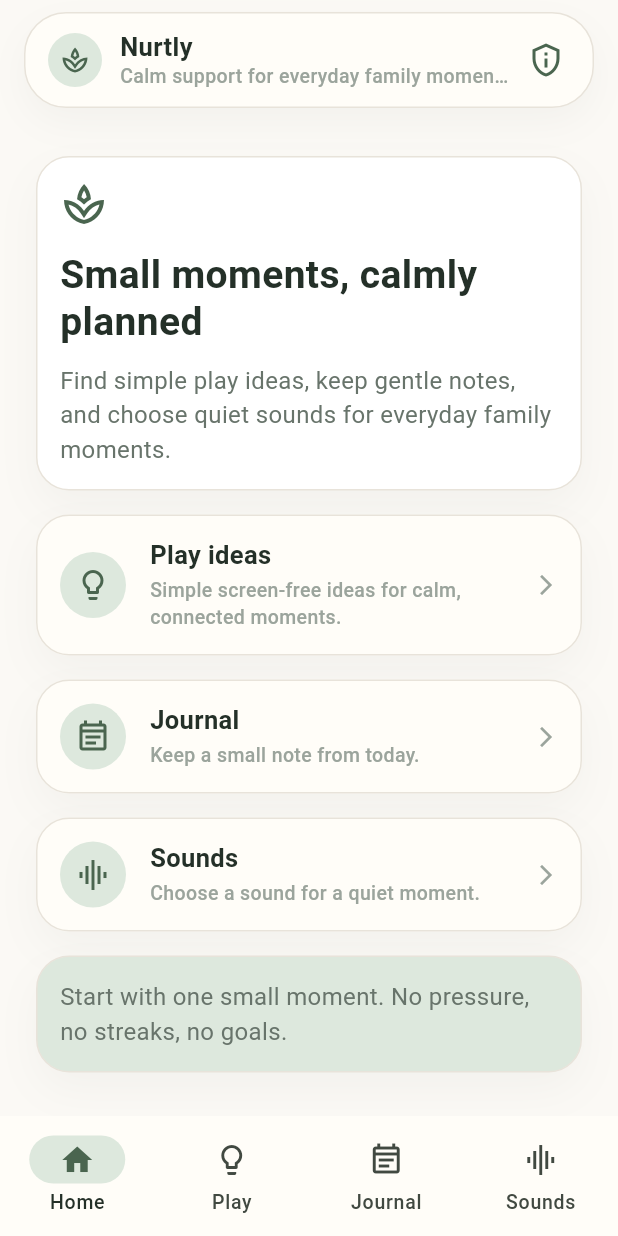
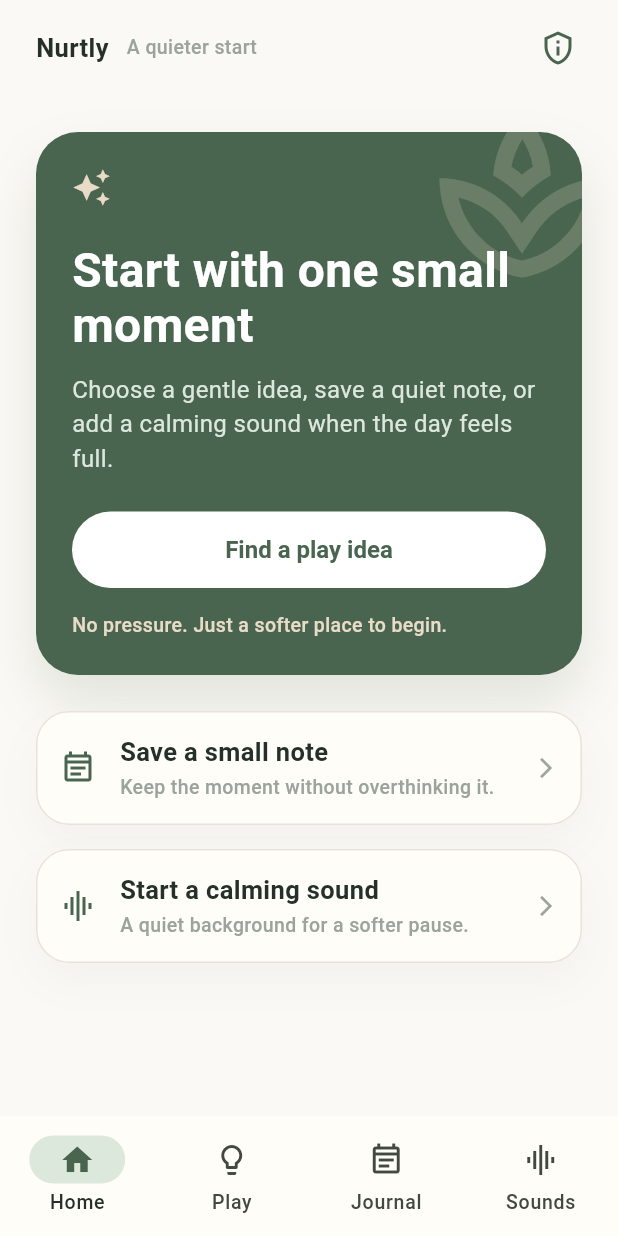
Before and after one commit to lukexd09/nurtly-app, a Flutter app: the screen it shows after launch, on a phone screen of 412 x 824 dp. Run offline on Flutter 3.47's test engine with Material 3 defaults, Android fonts, the phone set to English and light mode, and no system bars.

Commit message:
Refine Home premium feel

```diff
--- a/app/lib/core/navigation/app_shell.dart
+++ b/app/lib/core/navigation/app_shell.dart
@@ -7,7 +7,6 @@ import '../../features/play/play_screen.dart';
 import '../../features/privacy/privacy_data_screen.dart';
 import '../../features/sounds/sounds_screen.dart';
 import '../theme/app_colors.dart';
-import '../theme/app_radii.dart';
 import '../theme/app_spacing.dart';
 import '../theme/app_text_styles.dart';
 import 'app_tab.dart';
@@ -81,62 +80,23 @@ class _ShellTopBar extends StatelessWidget {
       bottom: false,
       child: Padding(
         padding: const EdgeInsets.fromLTRB(
-          AppSpacing.md,
+          AppSpacing.lg,
           AppSpacing.xs,
           AppSpacing.md,
           AppSpacing.xs,
         ),
-        child: DecoratedBox(
-          decoration: BoxDecoration(
-            color: AppColors.surface,
-            borderRadius: AppRadii.panelRadius,
-            border: Border.all(color: AppColors.borderSoft),
-            boxShadow: [
-              BoxShadow(
-                color: AppColors.textPrimary.withAlpha(10),
-                blurRadius: 20,
-                offset: const Offset(0, 10),
-              ),
-            ],
-          ),
-          child: Padding(
-            padding: const EdgeInsets.fromLTRB(
-              AppSpacing.md,
-              AppSpacing.xs,
-              AppSpacing.xs,
-              AppSpacing.xs,
-            ),
         child: Row(
           children: [
-                Container(
-                  width: 36,
-                  height: 36,
-                  decoration: const BoxDecoration(
-                    color: AppColors.primarySoft,
-                    shape: BoxShape.circle,
-                  ),
-                  child: const Icon(
-                    Icons.spa_outlined,
-                    color: AppColors.primary,
-                    size: 20,
-                  ),
-                ),
+            const Text(appName, style: AppTextStyles.cardTitle),
             const SizedBox(width: AppSpacing.sm),
             Expanded(
-                  child: Column(
-                    crossAxisAlignment: CrossAxisAlignment.start,
-                    mainAxisSize: MainAxisSize.min,
-                    children: [
-                      Text(appName, style: AppTextStyles.cardTitle),
-                      Text(
+              child: Text(
                 currentTab == AppTab.home
-                            ? 'Calm support for everyday family moments'
+                    ? 'A quieter start'
                     : currentTab.label,
                 maxLines: 1,
                 overflow: TextOverflow.ellipsis,
                 style: AppTextStyles.caption,
-                      ),
-                    ],
               ),
             ),
             IconButton(
@@ -154,8 +114,6 @@ class _ShellTopBar extends StatelessWidget {
           ],
         ),
       ),
-        ),
-      ),
     );
   }
 }
--- a/app/lib/features/home/home_screen.dart
+++ b/app/lib/features/home/home_screen.dart
@@ -2,9 +2,9 @@ import 'package:flutter/material.dart';
 
 import '../../core/navigation/app_tab.dart';
 import '../../core/theme/app_colors.dart';
+import '../../core/theme/app_radii.dart';
 import '../../core/theme/app_spacing.dart';
 import '../../core/theme/app_text_styles.dart';
-import '../../core/widgets/nurtly_card.dart';
 import '../../core/widgets/tappable_nurtly_card.dart';
 
 class HomeScreen extends StatelessWidget {
@@ -20,36 +20,22 @@ class HomeScreen extends StatelessWidget {
     return ListView(
       padding: const EdgeInsets.all(AppSpacing.lg),
       children: [
-        const _HomeHero(),
-        const SizedBox(height: AppSpacing.md),
-        _HomeQuickLink(
-          title: 'Play ideas',
-          subtitle: 'Simple screen-free ideas for calm, connected moments.',
-          icon: Icons.lightbulb_outline,
+        _HomeHero(
           onTap: () => onSelectTab(AppTab.play),
         ),
-        const SizedBox(height: AppSpacing.md),
+        const SizedBox(height: AppSpacing.lg),
         _HomeQuickLink(
-          title: 'Journal',
-          subtitle: 'Keep a small note from today.',
+          title: 'Save a small note',
+          subtitle: 'Keep the moment without overthinking it.',
           icon: Icons.event_note_outlined,
           onTap: () => onSelectTab(AppTab.journal),
         ),
         const SizedBox(height: AppSpacing.md),
         _HomeQuickLink(
-          title: 'Sounds',
-          subtitle: 'Choose a sound for a quiet moment.',
+          title: 'Start a calming sound',
+          subtitle: 'A quiet background for a softer pause.',
           icon: Icons.graphic_eq,
           onTap: () => onSelectTab(AppTab.sounds),
-        ),
-        const SizedBox(height: AppSpacing.md),
-        const NurtlyCard(
-          padding: EdgeInsets.all(AppSpacing.md),
-          backgroundColor: AppColors.primarySoft,
-          child: Text(
-            'Start with one small moment. No pressure, no streaks, no goals.',
-            style: AppTextStyles.body,
-          ),
         ),
       ],
     );
@@ -57,30 +43,77 @@ class HomeScreen extends StatelessWidget {
 }
 
 class _HomeHero extends StatelessWidget {
-  const _HomeHero();
+  const _HomeHero({required this.onTap});
+
+  final VoidCallback onTap;
 
   @override
   Widget build(BuildContext context) {
-    return const NurtlyCard(
-      padding: EdgeInsets.all(AppSpacing.md),
-      backgroundColor: AppColors.surfaceBright,
-      child: Column(
-        crossAxisAlignment: CrossAxisAlignment.start,
+    return DecoratedBox(
+      decoration: BoxDecoration(
+        color: AppColors.primary,
+        borderRadius: AppRadii.panelRadius,
+        boxShadow: [
+          BoxShadow(
+            color: AppColors.primary.withAlpha(38),
+            blurRadius: 30,
+            offset: const Offset(0, 18),
+          ),
+        ],
+      ),
+      child: Stack(
         children: [
-          Icon(
-            Icons.spa_outlined,
-            color: AppColors.primary,
-            size: 32,
+          const Positioned(
+            right: -26,
+            top: -24,
+            child: Icon(
+              Icons.spa_outlined,
+              color: Color(0x33E8DCC8),
+              size: 132,
+            ),
           ),
-          SizedBox(height: AppSpacing.md),
-          Text(
-            'Small moments, calmly planned',
-            style: AppTextStyles.screenTitle,
-          ),
-          SizedBox(height: AppSpacing.sm),
-          Text(
-            'Find simple play ideas, keep gentle notes, and choose quiet sounds for everyday family moments.',
-            style: AppTextStyles.body,
+          Padding(
+            padding: const EdgeInsets.all(AppSpacing.lg),
+            child: Column(
+              crossAxisAlignment: CrossAxisAlignment.start,
+              children: [
+                const Icon(
+                  Icons.auto_awesome,
+                  color: AppColors.secondary,
+                  size: 26,
+                ),
+                const SizedBox(height: AppSpacing.lg),
+                Text(
+                  'Start with one small moment',
+                  style: AppTextStyles.display.copyWith(
+                    color: AppColors.surfaceBright,
+                  ),
+                ),
+                const SizedBox(height: AppSpacing.sm),
+                Text(
+                  'Choose a gentle idea, save a quiet note, or add a calming sound when the day feels full.',
+                  style: AppTextStyles.body.copyWith(
+                    color: AppColors.primarySoft,
+                  ),
+                ),
+                const SizedBox(height: AppSpacing.lg),
+                ElevatedButton(
+                  style: ElevatedButton.styleFrom(
+                    backgroundColor: AppColors.surfaceBright,
+                    foregroundColor: AppColors.primary,
+                  ),
+                  onPressed: onTap,
+                  child: const Text('Find a play idea'),
+                ),
+                const SizedBox(height: AppSpacing.md),
+                Text(
+                  'No pressure. Just a softer place to begin.',
+                  style: AppTextStyles.caption.copyWith(
+                    color: AppColors.secondary,
+                  ),
+                ),
+              ],
+            ),
           ),
         ],
       ),
@@ -109,15 +142,7 @@ class _HomeQuickLink extends StatelessWidget {
       padding: const EdgeInsets.all(AppSpacing.md),
       child: Row(
         children: [
-          Container(
-            width: 44,
-            height: 44,
-            decoration: const BoxDecoration(
-              color: AppColors.primarySoft,
-              shape: BoxShape.circle,
-            ),
-            child: Icon(icon, color: AppColors.primary),
-          ),
+          Icon(icon, color: AppColors.primary, size: 24),
           const SizedBox(width: AppSpacing.md),
           Expanded(
             child: Column(
```
Also changed, not shown: 1 other file. Lines whose indentation alone changed are shown as unchanged.
